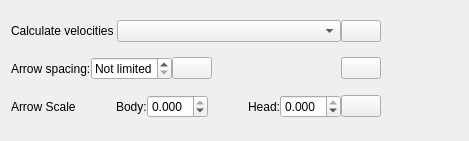
Before: the Qt Designer form src/qt-widgets/VelocityFieldCalculatorLayerOptionsWidgetUi.ui in GPlates/GPlates, drawn with Qt 5.
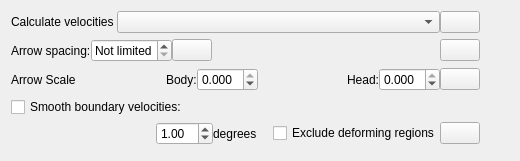
After: the same form once the commit is applied. Icons and pictures are not drawn.

The edit to the form file:
```diff
--- a/src/qt-widgets/VelocityFieldCalculatorLayerOptionsWidgetUi.ui
+++ b/src/qt-widgets/VelocityFieldCalculatorLayerOptionsWidgetUi.ui
@@ -6,14 +6,14 @@
    <rect>
     <x>0</x>
     <y>0</y>
-    <width>469</width>
-    <height>141</height>
+    <width>520</width>
+    <height>161</height>
    </rect>
   </property>
   <property name="windowTitle">
    <string>Layers</string>
   </property>
-  <layout class="QHBoxLayout" name="horizontalLayout">
+  <layout class="QHBoxLayout" name="horizontalLayout_8">
    <item>
     <layout class="QVBoxLayout" name="verticalLayout_2">
      <item>
@@ -231,6 +231,121 @@
        </item>
       </layout>
      </item>
+     <item>
+      <widget class="QWidget" name="velocity_smoothing_widget" native="true">
+       <layout class="QVBoxLayout" name="verticalLayout">
+        <property name="spacing">
+         <number>0</number>
+        </property>
+        <property name="margin">
+         <number>0</number>
+        </property>
+        <item>
+         <layout class="QHBoxLayout" name="horizontalLayout">
+          <property name="spacing">
+           <number>0</number>
+          </property>
+          <item>
+           <widget class="QCheckBox" name="velocity_smoothing_check_box">
+            <property name="text">
+             <string>Smooth boundary velocities:</string>
+            </property>
+           </widget>
+          </item>
+         </layout>
+        </item>
+        <item>
+         <layout class="QHBoxLayout" name="horizontalLayout_7">
+          <property name="spacing">
+           <number>0</number>
+          </property>
+          <item>
+           <widget class="QWidget" name="velocity_smoothing_controls" native="true">
+            <layout class="QHBoxLayout" name="horizontalLayout_6">
+             <property name="spacing">
+              <number>0</number>
+             </property>
+             <property name="margin">
+              <number>0</number>
+             </property>
+             <item>
+              <spacer name="horizontalSpacer_5">
+               <property name="orientation">
+                <enum>Qt::Horizontal</enum>
+               </property>
+               <property name="sizeHint" stdset="0">
+                <size>
+                 <width>169</width>
+                 <height>20</height>
+                </size>
+               </property>
+              </spacer>
+             </item>
+             <item>
+              <widget class="QDoubleSpinBox" name="velocity_smoothing_distance_spinbox">
+               <property name="minimum">
+                <double>0.100000000000000</double>
+               </property>
+               <property name="maximum">
+                <double>90.000000000000000</double>
+               </property>
+               <property name="singleStep">
+                <double>0.100000000000000</double>
+               </property>
+               <property name="value">
+                <double>1.000000000000000</double>
+               </property>
+              </widget>
+             </item>
+             <item>
+              <widget class="QLabel" name="velocity_smoothing_degrees_label">
+               <property name="text">
+                <string>degrees</string>
+               </property>
+              </widget>
+             </item>
+             <item>
+              <spacer name="horizontalSpacer_6">
+               <property name="orientation">
+                <enum>Qt::Horizontal</enum>
+               </property>
+               <property name="sizeHint" stdset="0">
+                <size>
+                 <width>40</width>
+                 <height>20</height>
+                </size>
+               </property>
+              </spacer>
+             </item>
+             <item>
+              <widget class="QCheckBox" name="exclude_smoothing_in_deforming_regions_check_box">
+               <property name="text">
+                <string>Exclude deforming regions</string>
+               </property>
+              </widget>
+             </item>
+             <item>
+              <widget class="QPushButton" name="push_button_help_velocity_smoothing">
+               <property name="toolTip">
+                <string>What does this mean?</string>
+               </property>
+               <property name="text">
+                <string/>
+               </property>
+               <property name="icon">
+                <iconset resource="../qt-resources/qt_widgets.qrc">
+                 <normaloff>:/human_help_browser_16.png</normaloff>:/human_help_browser_16.png</iconset>
+               </property>
+              </widget>
+             </item>
+            </layout>
+           </widget>
+          </item>
+         </layout>
+        </item>
+       </layout>
+      </widget>
+     </item>
     </layout>
    </item>
    <item>
```
